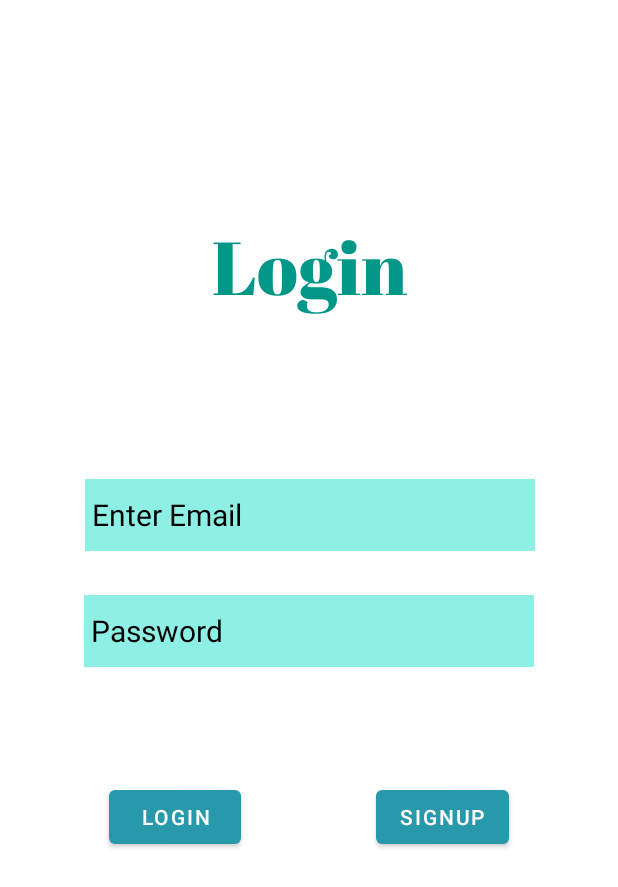
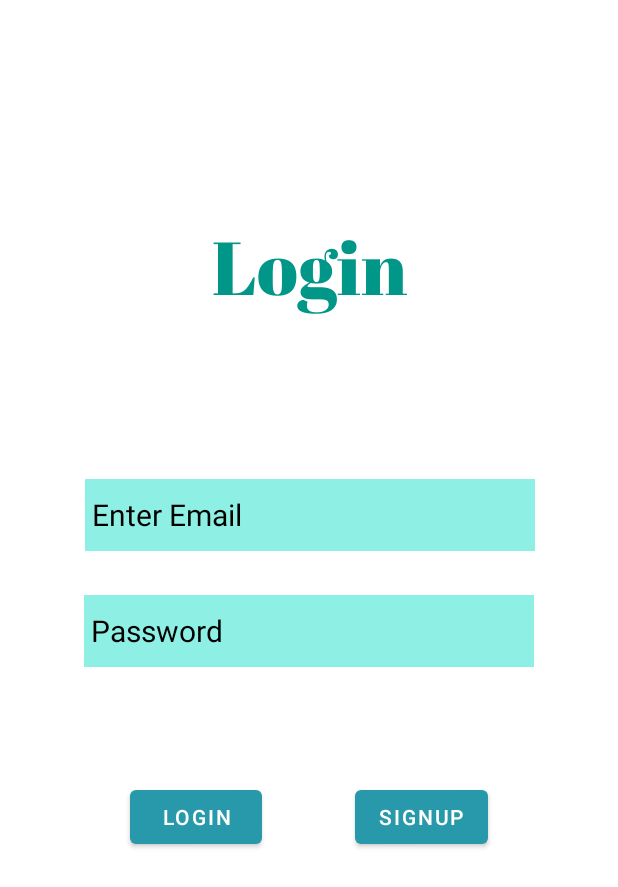
Before and after one commit to SleepyRizi/AloePlantDetection, an Android app: the screen it shows after launch (loginUser), on a phone screen of 412 x 824 dp. Shown: the top 887 px of the screen. Run offline under Robolectric (Android 15) with nearby library versions, the phone set to English and light mode, and no system bars; our stand-ins replace Firebase (no records; nobody signed in at launch, a user with empty details on screens opened directly); Roboto replaces fonts that are not available here.

```diff
--- a/app/src/main/res/layout/activity_login_user.xml
+++ b/app/src/main/res/layout/activity_login_user.xml
@@ -50,7 +50,7 @@
         android:layout_height="wrap_content"
         android:layout_marginStart="36dp"
         android:layout_marginTop="76dp"
-        android:layout_marginEnd="45dp"
+        android:layout_marginEnd="6dp"
         android:text="Login"
         android:textColor="@color/white"
         app:layout_constraintEnd_toStartOf="@+id/btn_signup"
@@ -62,7 +62,7 @@
         android:id="@+id/btn_signup"
         android:layout_width="wrap_content"
         android:layout_height="wrap_content"
-        android:layout_marginStart="8dp"
+        android:layout_marginStart="6dp"
         android:layout_marginTop="76dp"
         android:layout_marginEnd="36dp"
         android:text="Signup"
```
